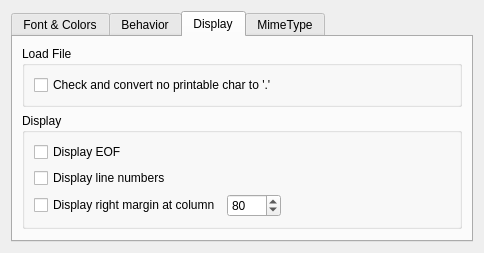
Above: liteidex/src/plugins/liteeditor/liteeditoroption.ui from visualfc/liteide before the change. Below: the same form after it.
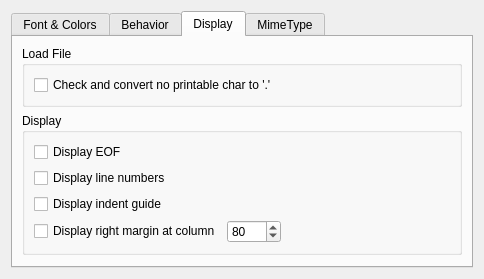
That is the form after the change. The open tabs and pages were chosen to show the change.

Commit message: editor indent guide visible option

```diff
--- a/liteidex/src/plugins/liteeditor/liteeditoroption.ui
+++ b/liteidex/src/plugins/liteeditor/liteeditoroption.ui
@@ -7,7 +7,7 @@
     <x>0</x>
     <y>0</y>
     <width>475</width>
-    <height>220</height>
+    <height>242</height>
    </rect>
   </property>
   <property name="windowTitle">
@@ -347,6 +347,13 @@
             </property>
            </widget>
           </item>
+          <item>
+           <widget class="QCheckBox" name="indentLineCheckBox">
+            <property name="text">
+             <string>Display indent guide </string>
+            </property>
+           </widget>
+          </item>
           <item>
            <layout class="QHBoxLayout" name="horizontalLayout_4">
             <item>
```
The commit also changes 5 other files.
